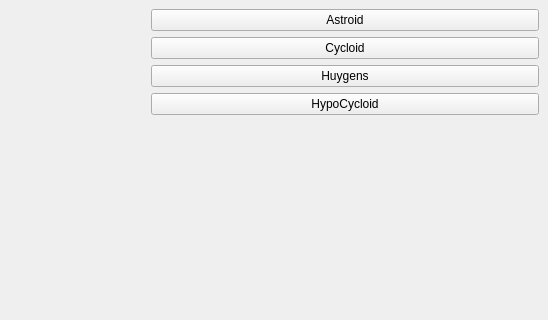
The window that mainwindow.ui (Nourreddine1920/Squares-examples) describes before a commit, drawn with Qt 5; both pictures show x 252 to 800 and y 0 to 320 of the 800 by 600 pixel window.
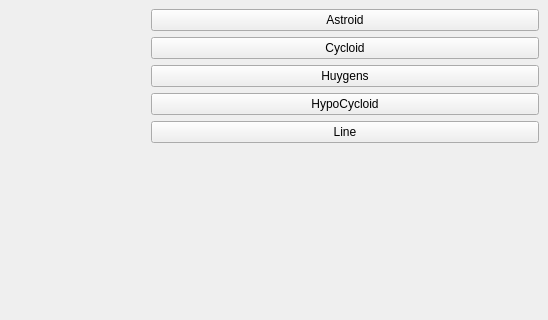
The same window after the commit. Custom widgets are drawn as their Qt base class.

Commit message: drawing a parametric line

```diff
--- a/mainwindow.ui
+++ b/mainwindow.ui
@@ -48,6 +48,13 @@
         </property>
        </widget>
       </item>
+      <item>
+       <widget class="QPushButton" name="btnLine">
+        <property name="text">
+         <string>Line</string>
+        </property>
+       </widget>
+      </item>
       <item>
        <spacer name="verticalSpacer">
         <property name="orientation">
```
The commit also changes 4 other files.
